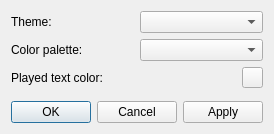
This is settings.ui in MarioUnoDueTreQuattro/AudioPlayer as Qt 5 draws it before an edit. The edited form follows.
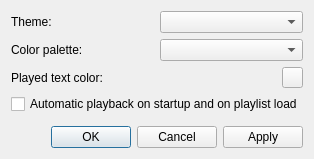
This is the edited form.

```diff
--- a/settings.ui
+++ b/settings.ui
@@ -7,7 +7,7 @@
     <x>0</x>
     <y>0</y>
     <width>270</width>
-    <height>134</height>
+    <height>159</height>
    </rect>
   </property>
   <property name="windowTitle">
@@ -78,6 +78,13 @@
      </item>
     </layout>
    </item>
+   <item>
+    <widget class="QCheckBox" name="checkBoxAutoPlay">
+     <property name="text">
+      <string>Automatic playback on startup and on playlist load</string>
+     </property>
+    </widget>
+   </item>
    <item>
     <spacer name="verticalSpacer">
      <property name="orientation">
```
